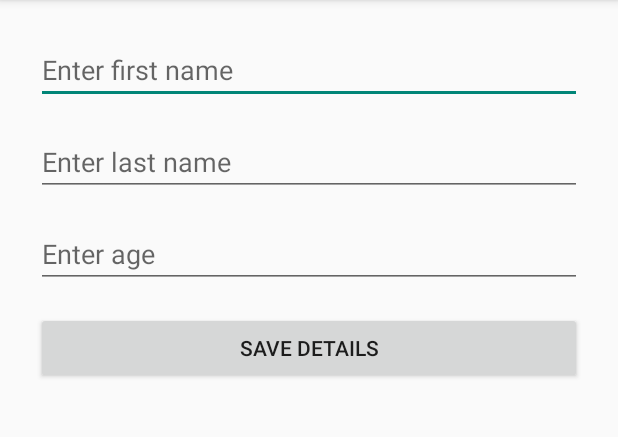
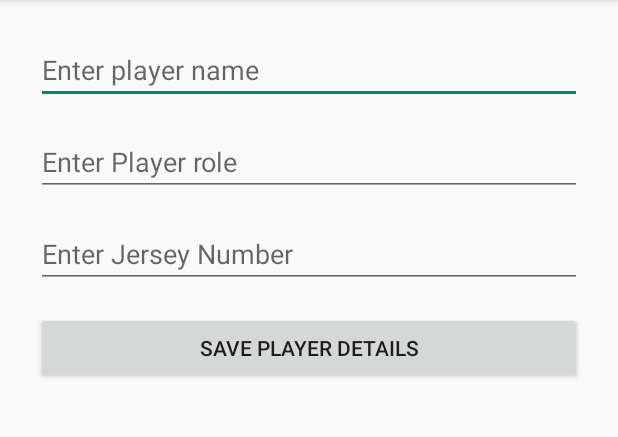
Before and after one commit to mkndmail/AndroidTraining, an Android app: the screen it shows after launch (StudentRecordActivity before the commit, AddPlayerActivity after it), on a phone screen of 412 x 824 dp, the part 84-521 px from its top. Run offline under Robolectric (Android 15) with nearby library versions, the phone set to English and light mode, and no system bars; our stand-ins replace Room's generated code.

Commit message:
Room database

```diff
--- /dev/null
+++ b/app/src/main/java/com/example/layoutdesigns/PlayerDatabase.java
@@ -0,0 +1,55 @@
+package com.example.layoutdesigns;
+
+import android.content.Context;
+
+import androidx.annotation.NonNull;
+import androidx.room.Database;
+import androidx.room.Room;
+import androidx.room.RoomDatabase;
+import androidx.sqlite.db.SupportSQLiteDatabase;
+
+import com.example.layoutdesigns.dao.PlayerDao;
+import com.example.layoutdesigns.entity.Player;
+
+import java.util.concurrent.ExecutorService;
+import java.util.concurrent.Executors;
+
+@Database(entities = {Player.class}, version = 1, exportSchema = false)
+public abstract class PlayerDatabase extends RoomDatabase {
+    public static final String DATABASE_NAME = "players_db";
+    private static final int NUMBER_OF_THREADS = 4;
+    public static final ExecutorService databaseWriteExecutor =
+            Executors.newFixedThreadPool(NUMBER_OF_THREADS);
+
+    public abstract PlayerDao playerDao();
+
+    private static volatile PlayerDatabase playerDatabase;
+
+    public static PlayerDatabase getDataBaseInstance(Context context) {
+        if (playerDatabase == null) {
+            synchronized (PlayerDatabase.class) {
+                playerDatabase = Room.databaseBuilder(context,
+                        PlayerDatabase.class, DATABASE_NAME)
+                        .addCallback(sRoomDatabaseCallback)
+                        .allowMainThreadQueries()
+                        .build();
+            }
+        }
+        return playerDatabase;
+    }
+
+    private static final RoomDatabase.Callback sRoomDatabaseCallback = new RoomDatabase.Callback() {
+        @Override
+        public void onCreate(@NonNull SupportSQLiteDatabase db) {
+            super.onCreate(db);
+
+            // If you want to keep data through app restarts,
+            // comment out the following block
+            databaseWriteExecutor.execute(() -> {
+                // Populate the database in the background.
+                // If you want to start with more words, just add them.
+
+            });
+        }
+    };
+}
--- /dev/null
+++ b/app/src/main/java/com/example/layoutdesigns/activities/AddPlayerActivity.java
@@ -0,0 +1,83 @@
+package com.example.layoutdesigns.activities;
+
+import androidx.appcompat.app.AppCompatActivity;
+import androidx.lifecycle.Observer;
+import androidx.lifecycle.ViewModelProvider;
+
+import android.os.Bundle;
+import android.os.Handler;
+import android.util.Log;
+import android.view.View;
+import android.widget.Button;
+import android.widget.EditText;
+import android.widget.LinearLayout;
+import android.widget.TextView;
+
+import com.example.layoutdesigns.PlayerDatabase;
+import com.example.layoutdesigns.R;
+import com.example.layoutdesigns.entity.Player;
+import com.example.layoutdesigns.playerviewmodel.MyViewModelFactory;
+import com.example.layoutdesigns.playerviewmodel.PlayerViewModel;
+
+import java.util.List;
+
+public class AddPlayerActivity extends AppCompatActivity {
+    private EditText edtPlayer,
+            edtPlayerRole,
+            edtJerseyNumber;
+    private Button btnSavePlayerDetails;
+    private PlayerViewModel playerViewModel;
+    private LinearLayout llPlayerSaved;
+
+    public AddPlayerActivity() {
+    }
+
+    @Override
+    protected void onCreate(Bundle savedInstanceState) {
+        super.onCreate(savedInstanceState);
+        setContentView(R.layout.activity_add_player);
+        playerViewModel = new ViewModelProvider(this).get(PlayerViewModel.class);
+        playerViewModel.initialiseRepository(this);
+        edtPlayer = findViewById(R.id.edt_player);
+        edtPlayerRole = findViewById(R.id.edt_player_role);
+        edtJerseyNumber = findViewById(R.id.edt_jersey_number);
+        btnSavePlayerDetails = findViewById(R.id.btn_save_player_details);
+        llPlayerSaved = findViewById(R.id.ll_players_saved);
+        btnSavePlayerDetails.setOnClickListener(v -> {
+            String playerName = getTextFromView(edtPlayer);
+            String role = getTextFromView(edtPlayerRole);
+            String jerseyNumber = getTextFromView(edtJerseyNumber);
+            if (!playerName.isEmpty() && !role.isEmpty() && !jerseyNumber.isEmpty()) {
+                saveDataIntoDatabase(new Player(playerName, role, jerseyNumber));
+                clearAllFields();
+            }
+            else {
+                edtPlayer.setError("Name is required");
+                edtPlayerRole.setError("Role is required");
+                edtJerseyNumber.setError("Jersey number is required");
+            }
+        });
+
+        playerViewModel.getAllPlayers().observe(this, players -> {
+            for (Player player1 : players) {
+                TextView textView = new TextView(AddPlayerActivity.this);
+                textView.setText(getString(R.string.player_details, player1.getPlayerName(), player1.getRole(), player1.getJerseyNumber()));
+                llPlayerSaved.addView(textView);
+            }
+        });
+    }
+
+    private void clearAllFields() {
+        edtPlayer.setText("");
+        edtJerseyNumber.setText("");
+        edtPlayerRole.setText("");
+    }
+
+    private void saveDataIntoDatabase(Player player) {
+        playerViewModel.addPlayerInDatabase(player);
+    }
+
+    private String getTextFromView(EditText editText) {
+        return editText.getText().toString().trim();
+    }
+}
--- a/app/src/main/java/com/example/layoutdesigns/activities/MainActivity.java
+++ b/app/src/main/java/com/example/layoutdesigns/activities/MainActivity.java
@@ -12,7 +12,6 @@ import android.widget.EditText;
 import android.widget.TextView;
 import android.widget.Toast;
 
-import com.example.layoutdesigns.AddNameActivity;
 import com.example.layoutdesigns.R;
 
 public class MainActivity extends AppCompatActivity {
--- /dev/null
+++ b/app/src/main/java/com/example/layoutdesigns/dao/PlayerDao.java
@@ -0,0 +1,35 @@
+package com.example.layoutdesigns.dao;
+
+import androidx.lifecycle.LiveData;
+import androidx.room.Dao;
+import androidx.room.Delete;
+import androidx.room.Insert;
+import androidx.room.OnConflictStrategy;
+import androidx.room.Query;
+
+import com.example.layoutdesigns.entity.Player;
+
+import java.util.List;
+
+@Dao
+public interface PlayerDao {
+    final String TABLE_NAME = "player_details";
+
+    @Query("SELECT * FROM player_details")
+    LiveData<List<Player>> getAll();
+
+
+    @Query("SELECT * FROM player_details WHERE playerID=:id")
+    Player getPlayerByID(int id);
+
+    @Insert
+    void insertAll(Player... players);
+
+    @Insert(onConflict = OnConflictStrategy.IGNORE)
+    void insertPlayerRecord(Player player);
+
+    @Delete
+    void delete(Player player);
+
+    void deleteAll();
+}
--- /dev/null
+++ b/app/src/main/java/com/example/layoutdesigns/playerviewmodel/PlayerViewModel.java
@@ -0,0 +1,27 @@
+package com.example.layoutdesigns.playerviewmodel;
+
+import android.content.Context;
+
+import androidx.lifecycle.LiveData;
+import androidx.lifecycle.ViewModel;
+
+import com.example.layoutdesigns.entity.Player;
+import com.example.layoutdesigns.repository.PlayerRepository;
+
+import java.util.List;
+
+public class PlayerViewModel extends ViewModel {
+
+    private PlayerRepository playerRepository;
+    public void initialiseRepository(Context context){
+        playerRepository=new PlayerRepository(context.getApplicationContext());
+    }
+
+    public void addPlayerInDatabase(Player player) {
+        playerRepository.addPlayerToDatabase(player);
+    }
+
+    public LiveData<List<Player>> getAllPlayers() {
+        return playerRepository.getAllPlayers();
+    }
+}
--- /dev/null
+++ b/app/src/main/java/com/example/layoutdesigns/repository/PlayerRepository.java
@@ -0,0 +1,33 @@
+package com.example.layoutdesigns.repository;
+
+import android.content.Context;
+
+import androidx.lifecycle.LiveData;
+
+import com.example.layoutdesigns.PlayerDatabase;
+import com.example.layoutdesigns.dao.PlayerDao;
+import com.example.layoutdesigns.entity.Player;
+
+import java.util.List;
+
+public class PlayerRepository {
+
+    private PlayerDao playerDao;
+
+    public PlayerRepository(Context context) {
+        PlayerDatabase playerDatabase = PlayerDatabase.getDataBaseInstance(context);
+        playerDao = playerDatabase.playerDao();
+    }
+
+
+    public void addPlayerToDatabase(Player player) {
+        PlayerDatabase.databaseWriteExecutor.execute(() -> {
+            playerDao.insertPlayerRecord(player);
+        });
+    }
+
+    public LiveData<List<Player>> getAllPlayers() {
+        return playerDao.getAll();
+
+    }
+}
--- /dev/null
+++ b/app/src/main/res/layout/activity_add_player.xml
@@ -0,0 +1,50 @@
+<?xml version="1.0" encoding="utf-8"?>
+<LinearLayout xmlns:android="http://schemas.android.com/apk/res/android"
+    xmlns:app="http://schemas.android.com/apk/res-auto"
+    xmlns:tools="http://schemas.android.com/tools"
+    android:layout_width="match_parent"
+    android:layout_height="match_parent"
+    android:layout_margin="16dp"
+    android:orientation="vertical"
+    tools:context=".activities.AddPlayerActivity">
+
+    <EditText
+        android:id="@+id/edt_player"
+        android:layout_width="match_parent"
+        android:layout_height="wrap_content"
+        android:layout_margin="8dp"
+        android:hint="Enter player name"
+        android:inputType="textPersonName" />
+
+    <EditText
+        android:id="@+id/edt_player_role"
+        android:layout_width="match_parent"
+        android:layout_height="wrap_content"
+        android:layout_margin="8dp"
+        android:hint="Enter Player role"
+        android:inputType="textPersonName" />
+
+    <EditText
+        android:id="@+id/edt_jersey_number"
+        android:layout_width="match_parent"
+        android:layout_height="wrap_content"
+        android:layout_margin="8dp"
+        android:inputType="number"
+        android:hint="Enter Jersey Number"
+        android:imeOptions="actionDone"
+        android:maxLength="2" />
+
+
+    <Button
+        android:id="@+id/btn_save_player_details"
+        android:layout_width="match_parent"
+        android:layout_height="wrap_content"
+        android:layout_margin="8dp"
+        android:text="Save Player Details" />
+
+    <LinearLayout
+        android:id="@+id/ll_players_saved"
+        android:layout_width="match_parent"
+        android:layout_height="wrap_content"
+        android:orientation="vertical" />
+</LinearLayout>
--- a/app/src/main/res/values/strings.xml
+++ b/app/src/main/res/values/strings.xml
@@ -24,4 +24,5 @@
     <string name="enter_address">Enter Address</string>
     <string name="enter_your_department">Enter Your Department</string>
     <string name="submit_details">Submit Details</string>
+    <string name="player_details">Player Name: %1$s, Player Role: %2$s, Jersey Number: %3$s</string>
 </resources>
```
Also changed, not shown: app/build.gradle (+25 -7 lines), app/src/main/AndroidManifest.xml (+7 -7 lines), app/src/main/java/com/example/layoutdesigns/entity/Player.java (added, +39 -0 lines), app/src/main/java/com/example/layoutdesigns/playerviewmodel/MyViewModelFactory.java (added, +36 -0 lines), build.gradle (+13 -0 lines), gradle/wrapper/gradle-wrapper.properties.
